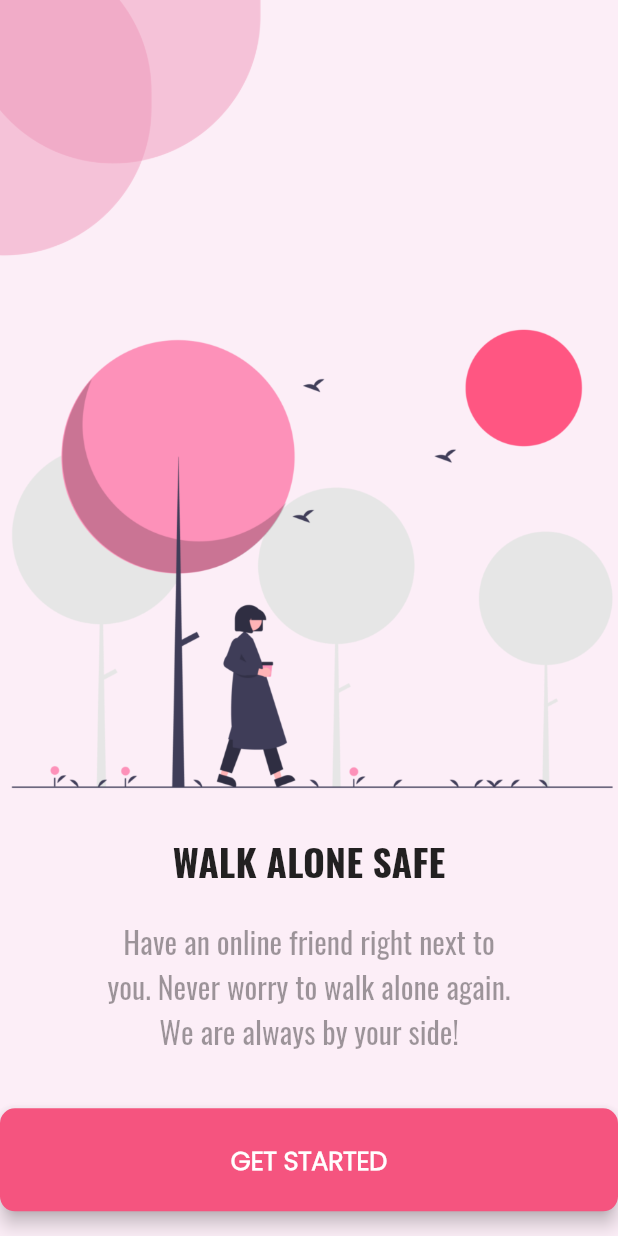
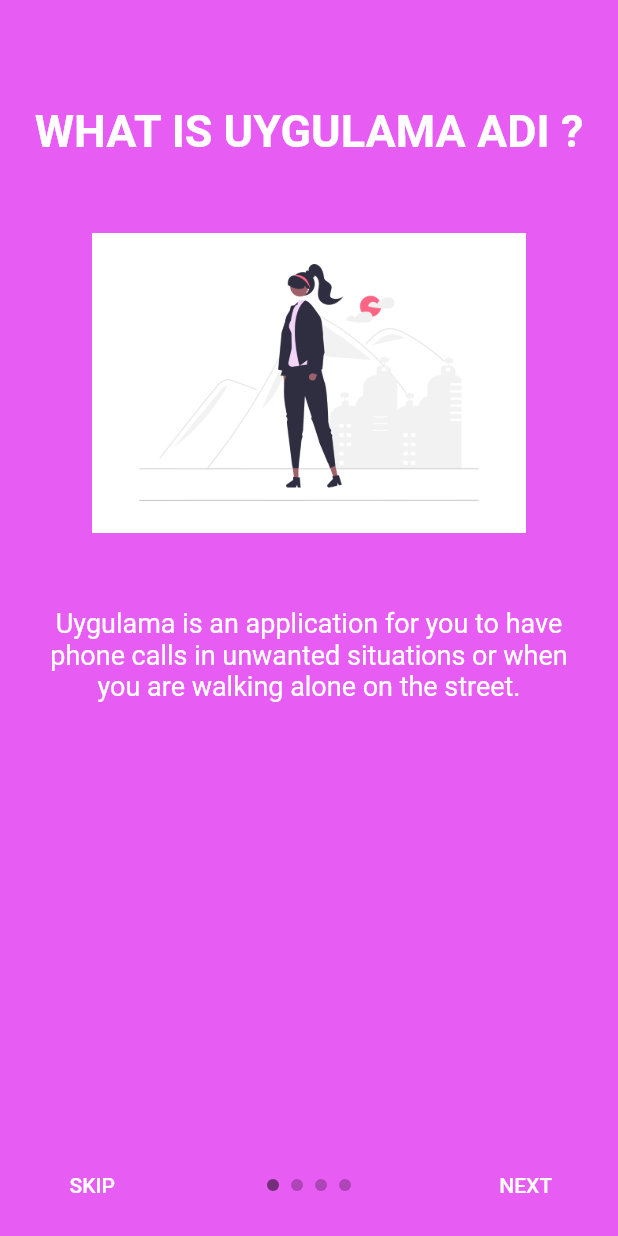
Before and after one commit to dila0/google-solution-challenge-2023-bilkent, a Flutter app: the screen it shows after launch, on a phone screen of 412 x 824 dp. Run offline on Flutter 3.47's test engine with Material 2 defaults, Android fonts, the phone set to English and light mode, and no system bars; drawn by our look-alikes of intro_slider; our stand-ins replace assets_audio_player, awesome_snackbar_content, banner_carousel, cloud_firestore, firebase_auth, firebase_core and 3 more; missing offline and left inert: favorite_button; accounts and stored records are empty.

Commit message:
Added intro screen and edited some buttons

```diff
--- a/lib/main.dart
+++ b/lib/main.dart
@@ -5,6 +5,7 @@ import 'package:google_solution/firebase_options.dart';
 import 'package:google_solution/models/callerData.dart';
 import 'package:google_solution/screens/call_information_screen.dart';
 import 'package:google_solution/screens/contact_details_screen.dart';
+import 'package:google_solution/screens/intro_screen.dart';
 import 'package:google_solution/screens/settings_screen.dart';
 import 'package:google_solution/utilities/constants.dart';
 import 'package:provider/provider.dart';
@@ -38,12 +39,12 @@ class GoogleSolution extends StatelessWidget {
       ],
       child: MaterialApp(
         home: (user == null)
-            ? StartScreen()
+            ? IntroScreen()
             : ContactOptionsScreen(), //check if already logged in
         theme: ThemeData(
           textButtonTheme: TextButtonThemeData(
             style: TextButton.styleFrom(
-              primary: Colors.purpleAccent,
+              primary: Colors.white70,
             ),
           ),
         ),
--- a/lib/screens/contact_options_screen.dart
+++ b/lib/screens/contact_options_screen.dart
@@ -48,7 +48,8 @@ class _ContactOptionsScreenState extends State<ContactOptionsScreen> {
         //TODO her şeyi scrollview içine mi alsak? welcome falan da kaysa, sliver appbar diye bişey var ondan yapılabilir
         children: <Widget>[
           const Circles(),
-          Center(
+          SafeArea(
+            child: Center(
               child: Column(
                 children: <Widget>[
                   IconButton(
@@ -161,6 +162,7 @@ class _ContactOptionsScreenState extends State<ContactOptionsScreen> {
                 ],
               ),
             ),
+          ),
         ],
       ),
       bottomNavigationBar: const BottomAppBar(
--- /dev/null
+++ b/lib/screens/intro_screen.dart
@@ -0,0 +1,71 @@
+import 'package:flutter/material.dart';
+import 'package:google_solution/screens/start_screen.dart';
+import 'package:google_solution/utilities/constants.dart';
+import 'package:line_icons/line_icon.dart';
+import 'package:line_icons/line_icons.dart';
+import 'package:provider/provider.dart';
+import 'package:intro_slider/intro_slider.dart';
+
+class IntroScreen extends StatefulWidget{
+  static const String id = 'Intro Screen';
+  @override
+  _IntroScreen createState() => _IntroScreen();
+}
+
+class _IntroScreen extends State<IntroScreen>{
+  List<ContentConfig> listContentConfig = [];
+
+  @override
+  void initState() {
+    super.initState();
+
+    listContentConfig.add(
+      const ContentConfig(
+        title: "WHAT IS UYGULAMA ADI ?",
+        description:
+        "Uygulama is an application for you to have phone calls in unwanted situations or when you are walking alone on the street.",
+        pathImage: "images/woman1.png",
+        backgroundColor: Color(0xffE75CF3),
+      ),
+    );
+    listContentConfig.add(
+      const ContentConfig(
+        title: "HOW DOES IT WORK",
+        description:
+        "If you ever feel unsafe, just select one of the pre-saved contact options and have a real cht with it. It understands when you answer the question and simulates a phone call.",
+        pathImage: "images/woman2.png",
+        backgroundColor: Color(0xffE75CF3),
+      ),
+    );
+    listContentConfig.add(
+      const ContentConfig(
+        title: "HOW DOES IT WORK",
+        description:
+        "When you feel like you must notice your loved ones that you're feeling in danger or you may not be safe without making it obvious, you just say the \"hot word\" and we text your emergency contacts your current location!",
+        pathImage: "images/walking_girl.png",
+        backgroundColor: Color(0xffE75CF3),
+      ),
+    );
+        listContentConfig.add(
+        const ContentConfig(
+        title: "HOW DOES IT WORK",
+        description:
+        "Do not forget to select your emergency contacts in the settings page after you signed-up to maximize the benefits of uygulama adı!",
+        pathImage: "images/walking_girl.png",
+        backgroundColor: Color(0xffE75CF3),
+    ),
+    );
+  }
+
+  void onDonePress() {
+    Navigator.pushNamed(context, StartScreen.id);
+  }
+  @override
+  Widget build(BuildContext context) {
+    return IntroSlider(
+      key: UniqueKey(),
+      listContentConfig: listContentConfig,
+      onDonePress: onDonePress,
+    );
+  }
+}
--- a/lib/screens/sign_up_screen.dart
+++ b/lib/screens/sign_up_screen.dart
@@ -19,7 +19,7 @@ String getInfoText = 'First, we need some basic information';
 String registerText = 'REGISTER';
 String bottomText = 'Already have an account? ';
 String bottomHyperlink = ' Sign In';
-bool isDebug = true; //TODO remove before release, used to skip sign up screen
+bool isDebug = false; //TODO remove before release, used to skip sign up screen
 
 class SignUpScreen extends StatefulWidget {
   static const String id = 'Sign Up Screen';
--- a/pubspec.yaml
+++ b/pubspec.yaml
@@ -35,6 +35,7 @@ dependencies:
   banner_carousel: ^1.2.1
   assets_audio_player: ^3.0.6
   speech_to_text: ^6.1.1
+  intro_slider: ^4.2.0
 
   # The following adds the Cupertino Icons font to your application.
   # Use with the CupertinoIcons class for iOS style icons.
@@ -74,6 +75,8 @@ flutter:
   - images/dad_girl.png
   - images/bestie.png
   - images/lovers.png
+  - images/woman1.png
+  - images/woman1.png
   - sounds/ringtone.mp3
   fonts:
     - family: AmaticSC
```
Also changed, not shown: images/woman1.png (added), images/woman2.png (added), 5 other files. Lines whose indentation alone changed are shown as unchanged.
